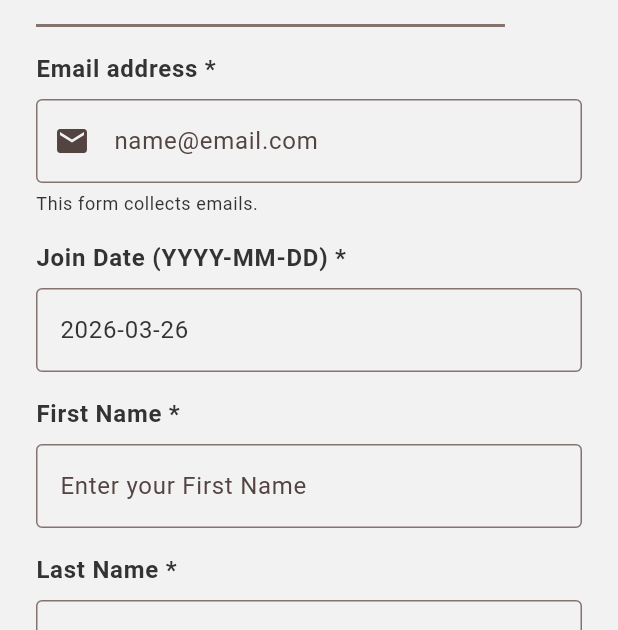
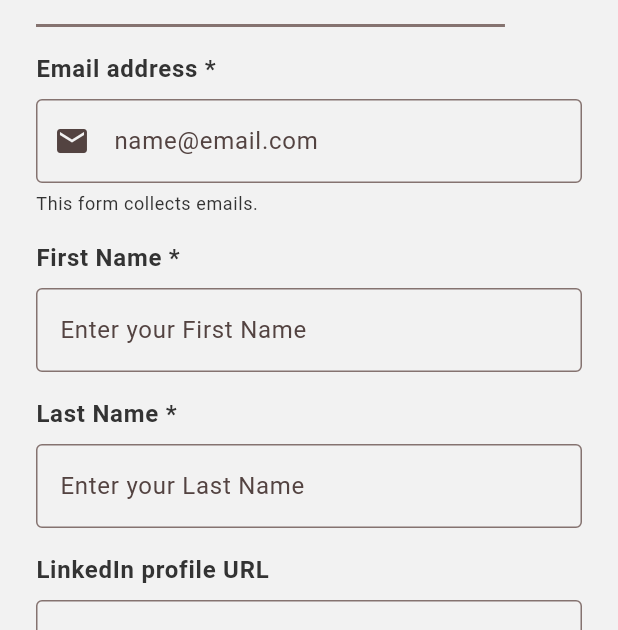
Before and after one commit to KaylaR2040/NLP_Matching, a Flutter app: the screen it shows after launch, on a phone screen of 412 x 824 dp, the part 606-1236 px from its top. Run offline on Flutter 3.47's test engine with Material 3 defaults, Android fonts, the phone set to English and light mode, and no system bars; missing offline and left inert: fuzzywuzzy; project files that could hold a hidden picture were left out.

Commit message:
made changes to the mentor form

```diff
--- a/flutter_mentor/lib/constants/form_options.dart
+++ b/flutter_mentor/lib/constants/form_options.dart
@@ -49,16 +49,6 @@ class FormOptions {
   static const List<String> studentsCountOptions = [
     '1 student',
     '2 students',
-    '3 students',
-    '4 students',
-    '5+ students',
-  ];
-
-  static const List<String> termOptions = [
-    'F25',
-    'Sp25',
-    'F26',
-    'Sp26',
   ];
 
   static const List<String> semester = [
--- a/flutter_mentor/lib/models/mentor_form_data.dart
+++ b/flutter_mentor/lib/models/mentor_form_data.dart
@@ -1,16 +1,31 @@
 import 'package:flutter/material.dart';
+
+/// Structured representation of a single degree entry.
+class DegreeEntry {
+  final String level;
+  final String program;
+  final String graduationYear;
+
+  DegreeEntry({
+    required this.level,
+    required this.program,
+    required this.graduationYear,
+  });
+
+  Map<String, String> toJson() => {
+        'level': level,
+        'program': program,
+        'graduationYear': graduationYear,
+      };
+}
 
 class MentorFormData {
   final TextEditingController emailController;
   final TextEditingController firstNameController;
   final TextEditingController lastNameController;
-  final TextEditingController joinDateController;
+  final TextEditingController linkedinController;
 
-  String? graduationYear;
-  final List<String> degreeLevels;
-  final List<String> degreePrograms;
-  final TextEditingController otherDegreeController;
-  final TextEditingController otherEducationController;
+  final List<DegreeEntry> degrees;
 
   final TextEditingController currentCityStateController;
   final TextEditingController currentJobTitleController;
@@ -21,7 +36,6 @@ class MentorFormData {
   final List<String> industryFocusAreas;
 
   final List<String> previousInvolvementOrgs;
-  final List<String> availableTerms;
 
   final TextEditingController whyInterestedController;
   final TextEditingController professionalExperienceController;
@@ -32,12 +46,8 @@ class MentorFormData {
     TextEditingController? emailController,
     TextEditingController? firstNameController,
     TextEditingController? lastNameController,
-    TextEditingController? joinDateController,
-    this.graduationYear,
-    List<String>? degreeLevels,
-    List<String>? degreePrograms,
-    TextEditingController? otherDegreeController,
-    TextEditingController? otherEducationController,
+    TextEditingController? linkedinController,
+    List<DegreeEntry>? degrees,
     TextEditingController? currentCityStateController,
     TextEditingController? currentJobTitleController,
     TextEditingController? currentCompanyController,
@@ -45,7 +55,6 @@ class MentorFormData {
     TextEditingController? previousInvolvementController,
     List<String>? industryFocusAreas,
     List<String>? previousInvolvementOrgs,
-    List<String>? availableTerms,
     TextEditingController? whyInterestedController,
     TextEditingController? professionalExperienceController,
     TextEditingController? aboutYourselfController,
@@ -53,13 +62,8 @@ class MentorFormData {
   })  : emailController = emailController ?? TextEditingController(),
         firstNameController = firstNameController ?? TextEditingController(),
         lastNameController = lastNameController ?? TextEditingController(),
-        joinDateController =
-            joinDateController ?? TextEditingController(text: _todayDate()),
-        degreeLevels = degreeLevels ?? [],
-        degreePrograms = degreePrograms ?? [],
-        otherDegreeController = otherDegreeController ?? TextEditingController(),
-        otherEducationController =
-            otherEducationController ?? TextEditingController(),
+        linkedinController = linkedinController ?? TextEditingController(),
+        degrees = degrees ?? [],
         currentCityStateController =
             currentCityStateController ?? TextEditingController(),
         currentJobTitleController =
@@ -70,20 +74,12 @@ class MentorFormData {
             previousInvolvementController ?? TextEditingController(),
         industryFocusAreas = industryFocusAreas ?? [],
         previousInvolvementOrgs = previousInvolvementOrgs ?? [],
-        availableTerms = availableTerms ?? [],
         whyInterestedController =
             whyInterestedController ?? TextEditingController(),
         professionalExperienceController =
             professionalExperienceController ?? TextEditingController(),
         aboutYourselfController =
             aboutYourselfController ?? TextEditingController();
-
-  static String _todayDate() {
-    final now = DateTime.now();
-    final month = now.month.toString().padLeft(2, '0');
-    final day = now.day.toString().padLeft(2, '0');
-    return '${now.year}-$month-$day';
-  }
 
   List<String> validate() {
     final errors = <String>[];
@@ -98,14 +94,16 @@ class MentorFormData {
     if (lastNameController.text.trim().isEmpty) {
       errors.add('Last name is required');
     }
-    if (graduationYear == null) {
-      errors.add('Graduation year is required');
+    if (degrees.isEmpty) {
+      errors.add('Add at least one degree entry');
     }
-    if (degreeLevels.isEmpty) {
-      errors.add('Select at least one degree level');
-    }
-    if (degreePrograms.isEmpty && otherDegreeController.text.trim().isEmpty) {
-      errors.add('Select at least one major/degree program or enter Other');
+    for (final degree in degrees) {
+      if (degree.level.isEmpty ||
+          degree.program.isEmpty ||
+          degree.graduationYear.isEmpty) {
+        errors.add('Each degree must include level, program, and grad year');
+        break;
+      }
     }
     if (currentCityStateController.text.trim().isEmpty) {
       errors.add('Current city/state is required');
@@ -139,23 +137,12 @@ class MentorFormData {
   }
 
   Map<String, dynamic> toJson() {
-    final termMap = {
-      'f25': availableTerms.contains('F25'),
-      'sp25': availableTerms.contains('Sp25'),
-      'f26': availableTerms.contains('F26'),
-      'sp26': availableTerms.contains('Sp26'),
-    };
-
     return {
       'email': emailController.text.trim(),
-      'joinDate': joinDateController.text.trim(),
+      'linkedin': linkedinController.text.trim(),
       'firstName': firstNameController.text.trim(),
       'lastName': lastNameController.text.trim(),
-      'graduationYear': graduationYear,
-      'degreeLevels': degreeLevels,
-      'degreePrograms': degreePrograms,
-      'otherDegree': otherDegreeController.text.trim(),
-      'otherEducation': otherEducationController.text.trim(),
+      'degrees': degrees.map((d) => d.toJson()).toList(),
       'currentCityState': currentCityStateController.text.trim(),
       'currentJobTitle': currentJobTitleController.text.trim(),
       'currentCompany': currentCompanyController.text.trim(),
@@ -163,12 +150,10 @@ class MentorFormData {
       'industryFocusArea': industryFocusAreas,
       'previousInvolvement': previousInvolvementController.text.trim(),
       'previousInvolvementOrgs': previousInvolvementOrgs,
-      'availabilityTerms': availableTerms,
       'whyInterested': whyInterestedController.text.trim(),
       'professionalExperience': professionalExperienceController.text.trim(),
       'aboutYourself': aboutYourselfController.text.trim(),
       'studentsInterested': studentsInterested,
-      ...termMap,
     };
   }
 
@@ -176,9 +161,7 @@ class MentorFormData {
     emailController.dispose();
     firstNameController.dispose();
     lastNameController.dispose();
-    joinDateController.dispose();
-    otherDegreeController.dispose();
-    otherEducationController.dispose();
+    linkedinController.dispose();
     currentCityStateController.dispose();
     currentJobTitleController.dispose();
     currentCompanyController.dispose();
--- a/flutter_mentor/lib/screens/mentor_form_screen.dart
+++ b/flutter_mentor/lib/screens/mentor_form_screen.dart
@@ -110,13 +110,6 @@ class _MentorFormScreenState extends State<MentorFormScreen> {
                     const SizedBox(height: 16),
                     FormFieldWidgets.buildTextField(
                       context,
-                      _formData.joinDateController,
-                      'Join Date (YYYY-MM-DD)',
-                      true,
-                    ),
-                    const SizedBox(height: 16),
-                    FormFieldWidgets.buildTextField(
-                      context,
                       _formData.firstNameController,
                       'First Name',
                       true,
@@ -129,34 +122,9 @@ class _MentorFormScreenState extends State<MentorFormScreen> {
                       true,
                     ),
                     const SizedBox(height: 16),
-                    _buildGraduationYearField(context),
+                    _buildLinkedInField(context),
                     const SizedBox(height: 16),
-                    _buildDegreeLevelsField(context),
-                    const SizedBox(height: 16),
-                    FormFieldWidgets.buildDegreeProgramField(
-                      context,
-                      _formData.degreeLevels,
-                      _formData.degreePrograms,
-                      (value) => setState(() {
-                        _formData.degreePrograms
-                          ..clear()
-                          ..addAll(value);
-                      }),
-                    ),
-                    const SizedBox(height: 16),
-                    FormFieldWidgets.buildTextField(
-                      context,
-                      _formData.otherDegreeController,
-                      'Other Degree/Major (if not listed)',
-                      false,
-                    ),
-                    const SizedBox(height: 16),
-                    FormFieldWidgets.buildTextField(
-                      context,
-                      _formData.otherEducationController,
-                      'Other Education',
-                      false,
-                    ),
+                    _buildDegreesSection(context),
                     const SizedBox(height: 16),
                     FormFieldWidgets.buildTextField(
                       context,
@@ -213,19 +181,6 @@ class _MentorFormScreenState extends State<MentorFormScreen> {
                       _formData.previousInvolvementOrgs,
                       (value) => setState(() {
                         _formData.previousInvolvementOrgs
-                          ..clear()
-                          ..addAll(value);
-                      }),
-                    ),
-                    const SizedBox(height: 16),
-                    FormFieldWidgets.buildMultiSelectChips(
-                      context,
-                      'Term availability (select all terms you can mentor)',
-                      null,
-                      FormOptions.termOptions,
-                      _formData.availableTerms,
-                      (value) => setState(() {
-                        _formData.availableTerms
                           ..clear()
                           ..addAll(value);
                       }),
@@ -289,46 +244,201 @@ class _MentorFormScreenState extends State<MentorFormScreen> {
     );
   }
 
-  Widget _buildGraduationYearField(BuildContext context) {
+  Widget _buildLinkedInField(BuildContext context) {
+    return FormFieldWidgets.buildTextField(
+      context,
+      _formData.linkedinController,
+      'LinkedIn profile URL',
+      false,
+    );
+  }
+
+  Widget _buildDegreesSection(BuildContext context) {
+    final theme = Theme.of(context);
     return Column(
       crossAxisAlignment: CrossAxisAlignment.start,
       children: [
+        Row(
+          mainAxisAlignment: MainAxisAlignment.spaceBetween,
+          children: [
             Text(
-          'Graduation Year *',
-          style: Theme.of(context).textTheme.bodyLarge?.copyWith(
+              'Degree(s) from NC State *',
+              style: theme.textTheme.bodyLarge?.copyWith(
                     fontWeight: FontWeight.w600,
                   ),
             ),
+            TextButton.icon(
+              onPressed: _openDegreeDialog,
+              icon: const Icon(Icons.add),
+              label: const Text('Add degree'),
+            ),
+          ],
+        ),
         const SizedBox(height: 8),
-        DropdownButtonFormField<String>(
-          value: _formData.graduationYear,
-          decoration: const InputDecoration(border: OutlineInputBorder()),
-          items: FormOptions.getGraduationYears()
-              .map((year) => DropdownMenuItem(value: year, child: Text(year)))
+        if (_formData.degrees.isEmpty)
+          Text(
+            'Add your degree level, program, and graduation year.',
+            style: theme.textTheme.bodyMedium,
+          )
+        else
+          Column(
+            children: _formData.degrees
+                .asMap()
+                .entries
+                .map(
+                  (entry) => Card(
+                    margin: const EdgeInsets.only(bottom: 12),
+                    child: ListTile(
+                      title: Text('${entry.value.level} in ${entry.value.program}'),
+                      subtitle: Text('Graduated ${entry.value.graduationYear}'),
+                      trailing: Row(
+                        mainAxisSize: MainAxisSize.min,
+                        children: [
+                          IconButton(
+                            icon: const Icon(Icons.edit),
+                            onPressed: () => _openDegreeDialog(
+                              existing: entry.value,
+                              index: entry.key,
+                            ),
+                          ),
+                          IconButton(
+                            icon: const Icon(Icons.delete_outline),
+                            onPressed: () => setState(
+                              () => _formData.degrees.removeAt(entry.key),
+                            ),
+                          ),
+                        ],
+                      ),
+                    ),
+                  ),
+                )
                 .toList(),
-          onChanged: (value) => setState(() => _formData.graduationYear = value),
           ),
       ],
     );
   }
 
-  Widget _buildDegreeLevelsField(BuildContext context) {
-    return FormFieldWidgets.buildMultiSelectChips(
-      context,
-      'Degree level(s) from NC State *',
-      'Select all that apply',
-      FormOptions.degreeLevels,
-      _formData.degreeLevels,
-      (value) => setState(() {
-        _formData.degreeLevels
-          ..clear()
-          ..addAll(value);
-        final allowedPrograms =
-            FormOptions.getDegreeProgramsForLevels(_formData.degreeLevels);
-        _formData.degreePrograms
-            .removeWhere((program) => !allowedPrograms.contains(program));
+  Future<void> _openDegreeDialog({DegreeEntry? existing, int? index}) async {
+    String? selectedLevel = existing?.level;
+    String? selectedProgram = existing?.program;
+    String? selectedYear = existing?.graduationYear;
+
+    DegreeEntry? result;
+
+    await showDialog<void>(
+      context: context,
+      builder: (dialogContext) {
+        return StatefulBuilder(
+          builder: (context, setStateDialog) {
+            final programOptions = selectedLevel == null
+                ? <String>[]
+                : FormOptions.getDegreeProgramsForLevels([selectedLevel!]);
+            if (selectedProgram != null &&
+                selectedProgram!.isNotEmpty &&
+                !programOptions.contains(selectedProgram)) {
+              selectedProgram = null;
+            }
+
+            return AlertDialog(
+              title: Text(existing == null ? 'Add degree' : 'Edit degree'),
+              content: Column(
+                mainAxisSize: MainAxisSize.min,
+                children: [
+                  DropdownButtonFormField<String>(
+                    value: selectedLevel,
+                    decoration: const InputDecoration(
+                      labelText: 'Degree level',
+                      border: OutlineInputBorder(),
+                    ),
+                    items: FormOptions.degreeLevels
+                        .map(
+                          (level) => DropdownMenuItem(
+                            value: level,
+                            child: Text(level),
+                          ),
+                        )
+                        .toList(),
+                    onChanged: (value) => setStateDialog(() {
+                      selectedLevel = value;
+                      selectedProgram = null;
                     }),
+                  ),
+                  const SizedBox(height: 12),
+                  DropdownButtonFormField<String>(
+                    value: selectedProgram,
+                    decoration: const InputDecoration(
+                      labelText: 'Degree program / major',
+                      border: OutlineInputBorder(),
+                    ),
+                    items: programOptions
+                        .map(
+                          (program) => DropdownMenuItem(
+                            value: program,
+                            child: Text(program),
+                          ),
+                        )
+                        .toList(),
+                    onChanged: (value) => setStateDialog(() {
+                      selectedProgram = value;
+                    }),
+                  ),
+                  const SizedBox(height: 12),
+                  DropdownButtonFormField<String>(
+                    value: selectedYear,
+                    decoration: const InputDecoration(
+                      labelText: 'Graduation year',
+                      border: OutlineInputBorder(),
+                    ),
+                    items: FormOptions.getGraduationYears()
+                        .map(
+                          (year) => DropdownMenuItem(
+                            value: year,
+                            child: Text(year),
+                          ),
+                        )
+                        .toList(),
+                    onChanged: (value) => setStateDialog(() {
+                      selectedYear = value;
+                    }),
+                  ),
+                ],
+              ),
+              actions: [
+                TextButton(
+                  onPressed: () => Navigator.pop(dialogContext),
+                  child: const Text('Cancel'),
+                ),
+                ElevatedButton(
+                  onPressed: () {
+                    if (selectedLevel != null &&
+                        selectedProgram != null &&
+                        selectedYear != null) {
+                      result = DegreeEntry(
+                        level: selectedLevel!,
+                        program: selectedProgram!,
+                        graduationYear: selectedYear!,
                       );
+                      Navigator.pop(dialogContext);
+                    }
+                  },
+                  child: const Text('Save'),
+                ),
+              ],
+            );
+          },
+        );
+      },
+    );
+
+    if (result != null) {
+      setState(() {
+        if (index != null) {
+          _formData.degrees[index] = result!;
+        } else {
+          _formData.degrees.add(result!);
+        }
+      });
+    }
   }
 
   void _submitForm() async {
```
Also changed, not shown: 1 other file. Lines whose indentation alone changed are shown as unchanged.
